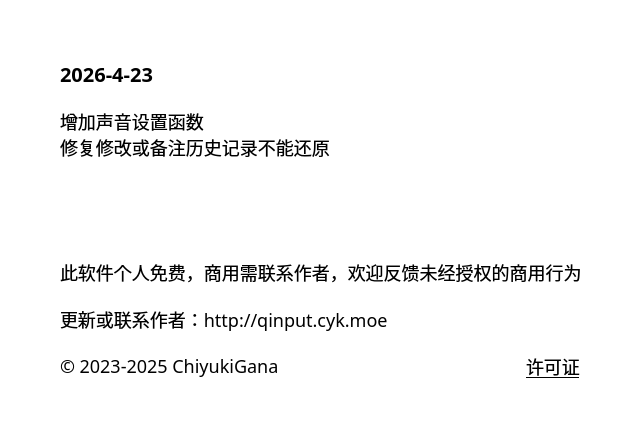
This is source/ui/AboutUi.ui in ChiyukiGana/Quickinput as Qt 5 draws it before an edit. The edited form follows.
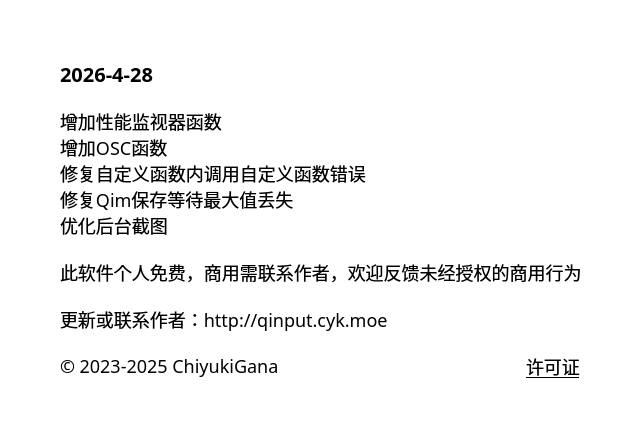
This is the edited form.

Diff of the .ui file:
```diff
--- a/source/ui/AboutUi.ui
+++ b/source/ui/AboutUi.ui
@@ -69,7 +69,7 @@
       <string notr="true">font-size:20px</string>
      </property>
      <property name="text">
-      <string>2026-4-23</string>
+      <string>2026-4-28</string>
      </property>
      <property name="textFormat">
       <enum>Qt::TextFormat::PlainText</enum>
@@ -85,8 +85,11 @@
       </sizepolicy>
      </property>
      <property name="text">
-      <string>增加声音设置函数
-修复修改或备注历史记录不能还原</string>
+      <string>增加性能监视器函数
+增加OSC函数
+修复自定义函数内调用自定义函数错误
+修复Qim保存等待最大值丢失
+优化后台截图</string>
      </property>
      <property name="textFormat">
       <enum>Qt::TextFormat::PlainText</enum>
```
